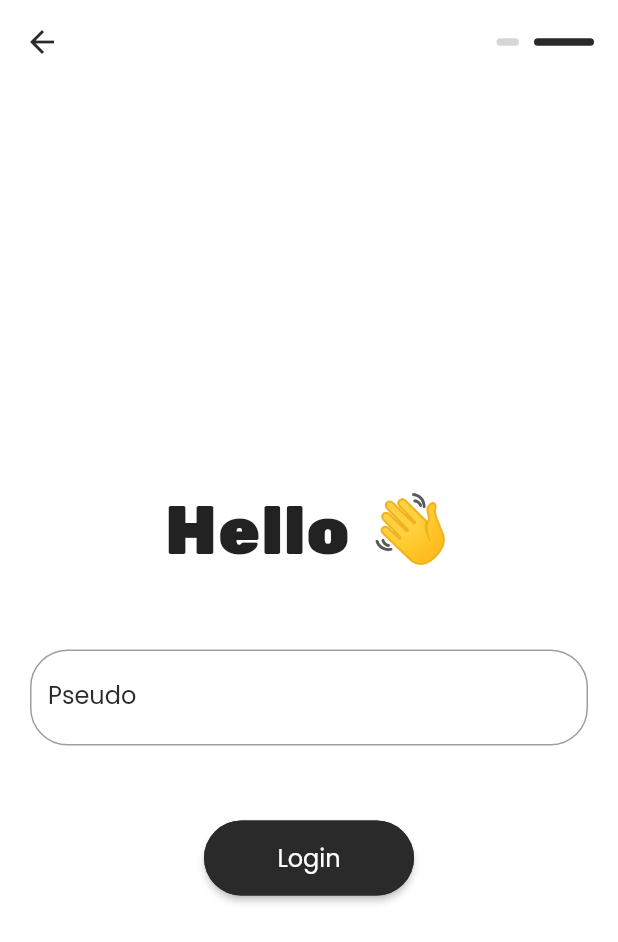
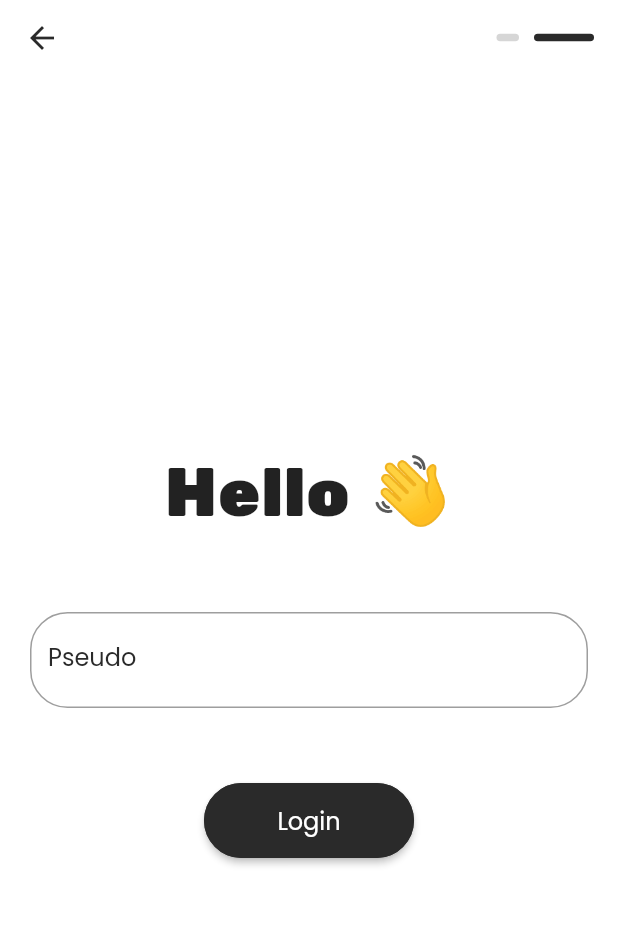
Before and after one commit to GUMBAUElric/time-tracker, a Flutter app: the screen it shows after launch, after a tap on "Next", on a phone screen of 412 x 824 dp. Shown: the top 942 px of the screen. Run offline on Flutter 3.47's test engine with Material 2 defaults, Android fonts, the phone set to English and light mode, and no system bars; our stand-ins replace flutter_redux, redux; accounts and stored records are empty.

Commit message:
refactor: leading button can be displayed or not

```diff
--- a/lib/layouts/app_bar.dart
+++ b/lib/layouts/app_bar.dart
@@ -4,11 +4,13 @@ import 'package:time_tracker/base/base.dart';
 class TTAppBar extends StatelessWidget implements PreferredSizeWidget {
   final Widget? leading;
   final Widget? title;
+  final bool showLeading;
 
   @override
-  Size get preferredSize => const Size.fromHeight(100);
+  Size get preferredSize => const Size.fromHeight(50);
 
-  const TTAppBar({Key? key, this.leading, this.title}) : super(key: key);
+  const TTAppBar({Key? key, this.leading, this.title, this.showLeading = true})
+      : super(key: key);
 
   @override
   Widget build(BuildContext context) {
@@ -21,7 +23,7 @@ class TTAppBar extends StatelessWidget implements PreferredSizeWidget {
       backgroundColor: Colors.white,
       elevation: 0,
       automaticallyImplyLeading: false,
-      leading: leading ?? defaultLeadingButton,
+      leading: showLeading ? (leading ?? defaultLeadingButton) : null,
       title: title,
     );
   }
```
